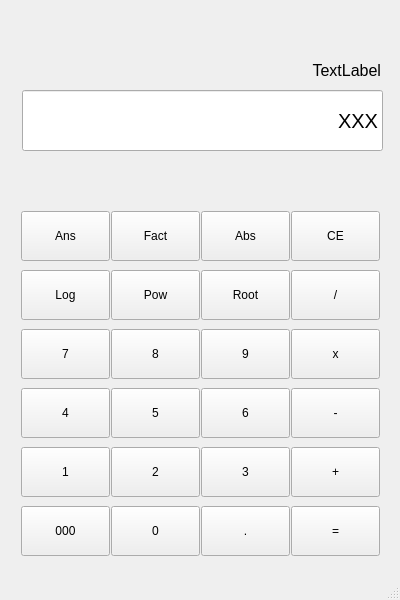
Before: the Qt Designer form src/Calculator/mainwindow.ui in KovarikJakub/ivs-proj2, drawn with Qt 5.
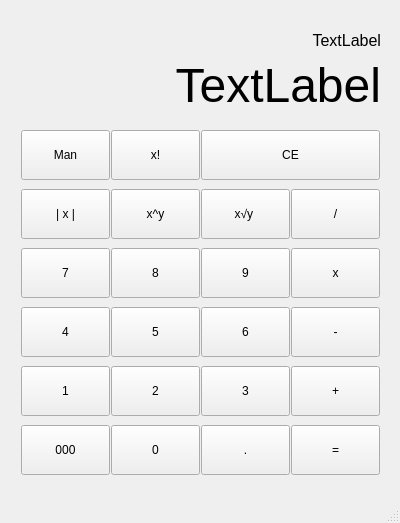
After: the same form once the commit is applied.

Commit message: add comma, add error state handling

What changed in the file:
```diff
--- a/src/Calculator/mainwindow.ui
+++ b/src/Calculator/mainwindow.ui
@@ -7,7 +7,7 @@
     <x>0</x>
     <y>0</y>
     <width>400</width>
-    <height>600</height>
+    <height>523</height>
    </rect>
   </property>
   <property name="windowTitle">
@@ -18,7 +18,7 @@
     <property name="geometry">
      <rect>
       <x>20</x>
-      <y>201</y>
+      <y>120</y>
       <width>361</width>
       <height>371</height>
      </rect>
@@ -138,7 +138,7 @@
         </size>
        </property>
        <property name="text">
-        <string>Pow</string>
+        <string>x^y</string>
        </property>
       </widget>
      </item>
@@ -229,7 +229,7 @@
         </size>
        </property>
        <property name="text">
-        <string>Root</string>
+        <string>x√y </string>
        </property>
       </widget>
      </item>
@@ -307,7 +307,7 @@
         </size>
        </property>
        <property name="text">
-        <string>Ans</string>
+        <string>Man</string>
        </property>
       </widget>
      </item>
@@ -320,11 +320,11 @@
         </size>
        </property>
        <property name="text">
-        <string>Fact</string>
+        <string>x!</string>
        </property>
       </widget>
      </item>
-     <item row="0" column="2">
+     <item row="1" column="0">
       <widget class="QPushButton" name="btn_abs">
        <property name="minimumSize">
         <size>
@@ -333,11 +333,11 @@
         </size>
        </property>
        <property name="text">
-        <string>Abs</string>
+        <string>| x |</string>
        </property>
       </widget>
      </item>
-     <item row="0" column="3">
+     <item row="0" column="2" colspan="2">
       <widget class="QPushButton" name="btn_clear">
        <property name="minimumSize">
         <size>
@@ -350,47 +350,13 @@
        </property>
       </widget>
      </item>
-     <item row="1" column="0">
-      <widget class="QPushButton" name="btn_log">
-       <property name="minimumSize">
-        <size>
-         <width>0</width>
-         <height>50</height>
-        </size>
-       </property>
-       <property name="text">
-        <string>Log</string>
-       </property>
-      </widget>
-     </item>
     </layout>
    </widget>
-   <widget class="QLineEdit" name="lineEdit_Display">
-    <property name="geometry">
-     <rect>
-      <x>22</x>
-      <y>90</y>
-      <width>361</width>
-      <height>61</height>
-     </rect>
-    </property>
-    <property name="font">
-     <font>
-      <pointsize>15</pointsize>
-     </font>
-    </property>
-    <property name="text">
-     <string>XXX</string>
-    </property>
-    <property name="alignment">
-     <set>Qt::AlignRight|Qt::AlignTrailing|Qt::AlignVCenter</set>
-    </property>
-   </widget>
    <widget class="QLabel" name="label_preview">
     <property name="geometry">
      <rect>
       <x>100</x>
-      <y>60</y>
+      <y>30</y>
       <width>281</width>
       <height>20</height>
      </rect>
@@ -410,6 +376,28 @@
      <set>Qt::AlignRight|Qt::AlignTrailing|Qt::AlignVCenter</set>
     </property>
    </widget>
+   <widget class="QLabel" name="lineEdit_Displayy">
+    <property name="geometry">
+     <rect>
+      <x>20</x>
+      <y>50</y>
+      <width>361</width>
+      <height>71</height>
+     </rect>
+    </property>
+    <property name="font">
+     <font>
+      <pointsize>36</pointsize>
+      <bold>false</bold>
+     </font>
+    </property>
+    <property name="text">
+     <string>TextLabel</string>
+    </property>
+    <property name="alignment">
+     <set>Qt::AlignRight|Qt::AlignTrailing|Qt::AlignVCenter</set>
+    </property>
+   </widget>
   </widget>
   <widget class="QMenuBar" name="menubar">
    <property name="geometry">
```
Left out of the diff: 2 changed lines with no effect on the pictures. The commit also changes 2 other files.
